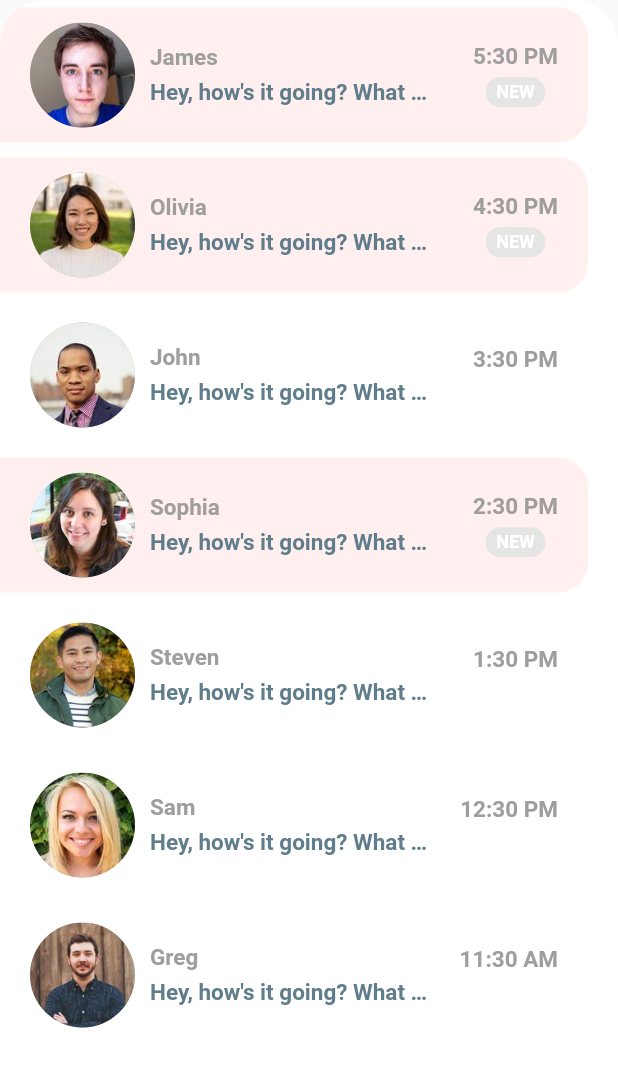
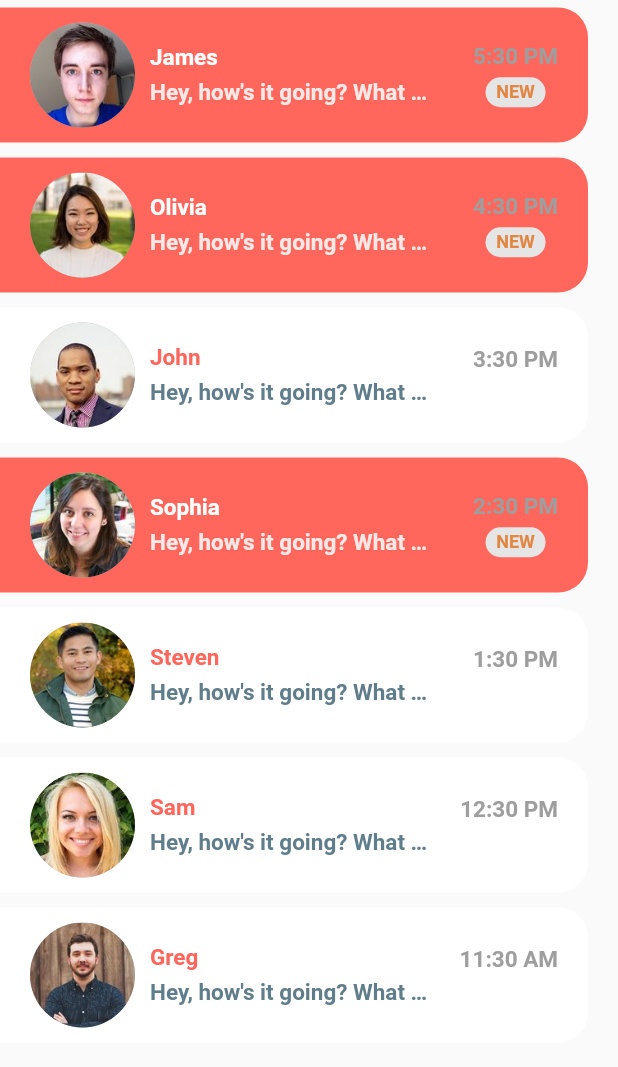
Before and after one commit to fonzk/Crypto-Innovate-, a Flutter app: the RecentChats widget shown alone on an empty page, opened directly, on a phone screen of 412 x 824 dp. Shown: the top 1067 px of the screen. Run offline on Flutter 3.47's test engine with Material 2 defaults, Android fonts, the light colour scheme and no system bars.

Commit message:
implementando el chat parte 1

```diff
--- a/lib/feedestados.dart
+++ b/lib/feedestados.dart
@@ -3,6 +3,7 @@
 
 import 'package:cryptoinnovate/navPrincipal.dart';
 import 'package:cryptoinnovate/regestados.dart';
+import 'package:cryptoinnovate/ui/pages/home_screen.dart';
 import "package:flutter/material.dart";
 
 class FeedEstados extends StatefulWidget {
@@ -32,7 +33,7 @@ class _FeedEstados extends State<FeedEstados> {
           padding: EdgeInsets.only(top: 3, bottom: 3),
           child: ElevatedButton(
               onPressed: () => Navigator.push(context,
-                  MaterialPageRoute(builder: (context) => RegistroEstados())),
+                  MaterialPageRoute(builder: (context) => HomeScreen())),
               child: Image.asset('assets/images/comment.png'),
               style: ButtonStyle(
                   backgroundColor:
--- a/lib/feedpublicaciones.dart
+++ b/lib/feedpublicaciones.dart
@@ -3,6 +3,7 @@
 
 import 'package:cryptoinnovate/navPrincipal.dart';
 import 'package:cryptoinnovate/regestados.dart';
+import 'package:cryptoinnovate/ui/pages/home_screen.dart';
 import "package:flutter/material.dart";
 
 class FeedPublicaciones extends StatefulWidget {
@@ -32,7 +33,7 @@ class _FeedPublicaciones extends State<FeedPublicaciones> {
           padding: EdgeInsets.only(top: 3, bottom: 3),
           child: ElevatedButton(
               onPressed: () => Navigator.push(context,
-                  MaterialPageRoute(builder: (context) => RegistroEstados())),
+                  MaterialPageRoute(builder: (context) => HomeScreen())),
               child: Image.asset('assets/images/comment.png'),
               style: ButtonStyle(
                   backgroundColor:
--- a/lib/ui/widgets/recent_chats.dart
+++ b/lib/ui/widgets/recent_chats.dart
@@ -7,18 +7,7 @@ class RecentChats extends StatelessWidget {
   Widget build(BuildContext context) {
     return Expanded(
       child: Container(
-        decoration: BoxDecoration(
-          color: Colors.white,
-          borderRadius: BorderRadius.only(
-            topLeft: Radius.circular(30.0),
-            topRight: Radius.circular(30.0),
-          ),
-        ),
         child: ClipRRect(
-          borderRadius: BorderRadius.only(
-            topLeft: Radius.circular(30.0),
-            topRight: Radius.circular(30.0),
-          ),
           child: ListView.builder(
             itemCount: chats.length,
             itemBuilder: (BuildContext context, int index) {
@@ -37,7 +26,7 @@ class RecentChats extends StatelessWidget {
                   padding:
                       EdgeInsets.symmetric(horizontal: 20.0, vertical: 10.0),
                   decoration: BoxDecoration(
-                    color: chat.unread ? Color(0xFFFFEFEE) : Colors.white,
+                    color: chat.unread ? Color(0xFFff665c) : Colors.white,
                     borderRadius: BorderRadius.only(
                       topRight: Radius.circular(20.0),
                       bottomRight: Radius.circular(20.0),
@@ -59,7 +48,9 @@ class RecentChats extends StatelessWidget {
                               Text(
                                 chat.sender.name,
                                 style: TextStyle(
-                                  color: Colors.grey,
+                                  color: chat.unread
+                                      ? Colors.white
+                                      : Color.fromRGBO(255, 102, 92, 1),
                                   fontSize: 15.0,
                                   fontWeight: FontWeight.bold,
                                 ),
@@ -70,7 +61,9 @@ class RecentChats extends StatelessWidget {
                                 child: Text(
                                   chat.text,
                                   style: TextStyle(
-                                    color: Colors.blueGrey,
+                                    color: chat.unread
+                                        ? Color(0xfffce9e7)
+                                        : Colors.blueGrey,
                                     fontSize: 15.0,
                                     fontWeight: FontWeight.w600,
                                   ),
@@ -104,7 +97,7 @@ class RecentChats extends StatelessWidget {
                                   child: Text(
                                     'NEW',
                                     style: TextStyle(
-                                      color: Colors.white,
+                                      color: Color(0xffe28743),
                                       fontSize: 12.0,
                                       fontWeight: FontWeight.bold,
                                     ),
```
Also changed, not shown: lib/ui/pages/home_screen.dart (+38 -28 lines).
